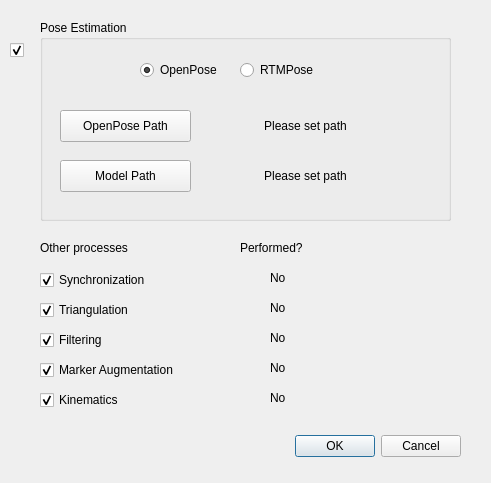
Qt form poseConfiguration.ui (mattorga/thesis) before a commit.
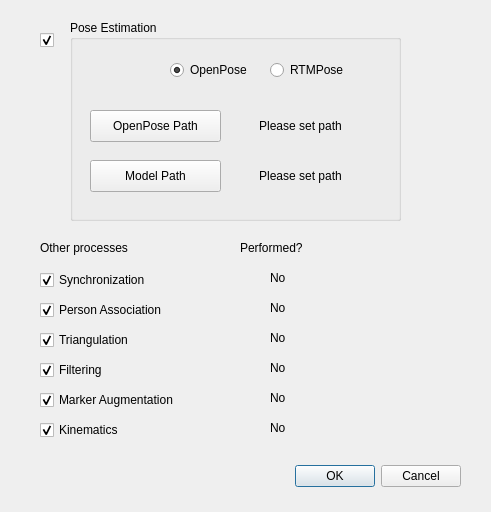
The same form after that commit.

The edit to the form file:
```diff
--- a/poseConfiguration.ui
+++ b/poseConfiguration.ui
@@ -7,7 +7,7 @@
     <x>0</x>
     <y>0</y>
     <width>491</width>
-    <height>483</height>
+    <height>512</height>
    </rect>
   </property>
   <property name="windowTitle">
@@ -17,7 +17,7 @@
    <property name="geometry">
     <rect>
      <x>120</x>
-     <y>430</y>
+     <y>460</y>
      <width>341</width>
      <height>32</height>
     </rect>
@@ -32,9 +32,9 @@
   <widget class="QGroupBox" name="poseEstimationGroup">
    <property name="geometry">
     <rect>
-     <x>40</x>
+     <x>70</x>
      <y>20</y>
-     <width>411</width>
+     <width>331</width>
      <height>201</height>
     </rect>
    </property>
@@ -78,7 +78,7 @@
      <rect>
       <x>10</x>
       <y>80</y>
-      <width>381</width>
+      <width>301</width>
       <height>101</height>
      </rect>
     </property>
@@ -104,7 +104,7 @@
        <rect>
         <x>150</x>
         <y>10</y>
-        <width>211</width>
+        <width>141</width>
         <height>31</height>
        </rect>
       </property>
@@ -133,7 +133,7 @@
        <rect>
         <x>150</x>
         <y>60</y>
-        <width>211</width>
+        <width>141</width>
         <height>31</height>
        </rect>
       </property>
@@ -165,8 +165,8 @@
   <widget class="QCheckBox" name="poseEstimationCheck">
    <property name="geometry">
     <rect>
-     <x>10</x>
-     <y>40</y>
+     <x>40</x>
+     <y>30</y>
      <width>21</width>
      <height>20</height>
     </rect>
@@ -198,7 +198,7 @@
    <property name="geometry">
     <rect>
      <x>40</x>
-     <y>330</y>
+     <y>360</y>
      <width>131</width>
      <height>20</height>
     </rect>
@@ -214,7 +214,7 @@
    <property name="geometry">
     <rect>
      <x>40</x>
-     <y>300</y>
+     <y>330</y>
      <width>131</width>
      <height>20</height>
     </rect>
@@ -230,7 +230,7 @@
    <property name="geometry">
     <rect>
      <x>40</x>
-     <y>360</y>
+     <y>390</y>
      <width>161</width>
      <height>20</height>
     </rect>
@@ -260,7 +260,7 @@
     <rect>
      <x>270</x>
      <y>270</y>
-     <width>51</width>
+     <width>25</width>
      <height>16</height>
     </rect>
    </property>
@@ -272,8 +272,8 @@
    <property name="geometry">
     <rect>
      <x>270</x>
-     <y>300</y>
-     <width>61</width>
+     <y>330</y>
+     <width>25</width>
      <height>16</height>
     </rect>
    </property>
@@ -285,8 +285,8 @@
    <property name="geometry">
     <rect>
      <x>270</x>
-     <y>330</y>
-     <width>81</width>
+     <y>360</y>
+     <width>25</width>
      <height>16</height>
     </rect>
    </property>
@@ -298,8 +298,8 @@
    <property name="geometry">
     <rect>
      <x>270</x>
-     <y>360</y>
-     <width>71</width>
+     <y>390</y>
+     <width>25</width>
      <height>16</height>
     </rect>
    </property>
@@ -324,7 +324,7 @@
    <property name="geometry">
     <rect>
      <x>40</x>
-     <y>390</y>
+     <y>420</y>
      <width>161</width>
      <height>20</height>
     </rect>
@@ -340,8 +340,37 @@
    <property name="geometry">
     <rect>
      <x>270</x>
-     <y>390</y>
-     <width>71</width>
+     <y>420</y>
+     <width>25</width>
+     <height>16</height>
+    </rect>
+   </property>
+   <property name="text">
+    <string>No</string>
+   </property>
+  </widget>
+  <widget class="QCheckBox" name="personAssociationCheck">
+   <property name="geometry">
+    <rect>
+     <x>40</x>
+     <y>300</y>
+     <width>131</width>
+     <height>20</height>
+    </rect>
+   </property>
+   <property name="text">
+    <string>Person Association</string>
+   </property>
+   <property name="checked">
+    <bool>true</bool>
+   </property>
+  </widget>
+  <widget class="QLabel" name="personAssociationPerformed">
+   <property name="geometry">
+    <rect>
+     <x>270</x>
+     <y>300</y>
+     <width>25</width>
      <height>16</height>
     </rect>
    </property>
```
Left out of the diff: 3 changed lines with no effect on the pictures.
